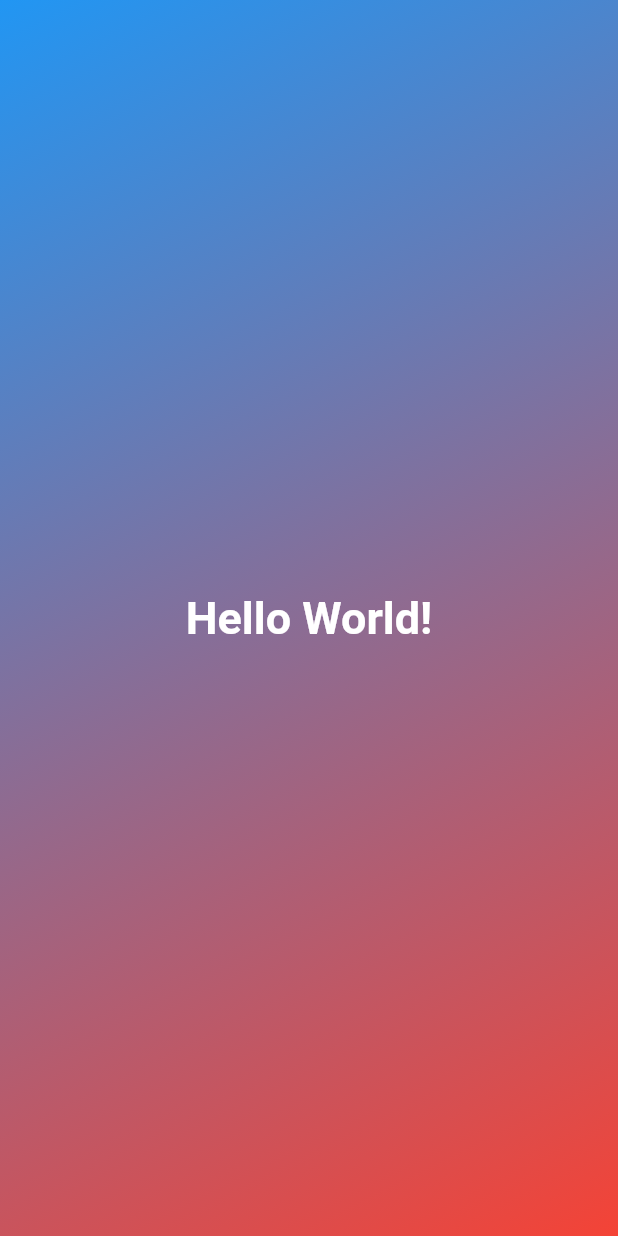
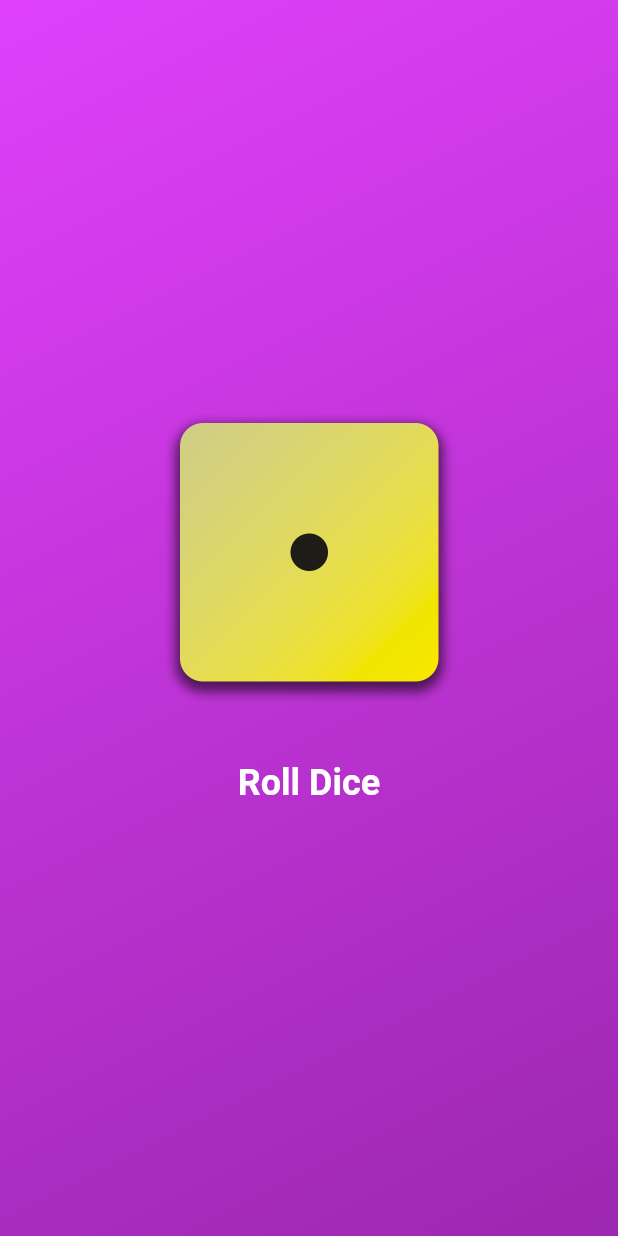
Before and after one commit to Mikjail/dice-roller-flutter, a Flutter app: the screen it shows after launch, on a phone screen of 412 x 824 dp. Run offline on Flutter 3.47's test engine with Material 2 defaults, Android fonts, the phone set to English and light mode, and no system bars.

Commit message:
states(dice-roller) - Learning how to extract and create statefull widgets

```diff
--- /dev/null
+++ b/lib/dice_roller.dart
@@ -0,0 +1,46 @@
+import 'package:flutter/material.dart';
+import 'package:of_card_match/styled_text.dart';
+import 'dart:math';
+
+final _randomizer = Random();
+
+class DiceRoller extends StatefulWidget {
+  const DiceRoller({super.key});
+
+  @override
+  State<DiceRoller> createState() => _DiceRollerState();
+}
+
+class _DiceRollerState extends State<DiceRoller> {
+  var currentRoll = 1;
+
+  void onPressed() {
+    setState(() {
+      currentRoll = _randomizer.nextInt(6) + 1;
+    });
+  }
+
+  @override
+  Widget build(BuildContext context) {
+    return Column(
+      mainAxisSize: MainAxisSize.min,
+      children: [
+        Image.asset(
+          'assets/images/dice-$currentRoll.png',
+          width: 200,
+          height: 200,
+        ),
+        const SizedBox(height: 20),
+        TextButton(
+            onPressed: onPressed,
+            style: TextButton.styleFrom(
+              padding: const EdgeInsets.symmetric(
+                vertical: 20,
+                horizontal: 40,
+              ),
+            ),
+            child: const StyledText('Roll Dice')),
+      ],
+    );
+  }
+}
--- /dev/null
+++ b/lib/home.dart
@@ -0,0 +1,24 @@
+import 'package:flutter/material.dart';
+import 'dice_roller.dart';
+
+class Home extends StatelessWidget {
+  const Home({super.key, required this.colors});
+
+  final List<Color> colors;
+
+  @override
+  Widget build(BuildContext context) {
+    return Container(
+      decoration: BoxDecoration(
+        gradient: LinearGradient(
+          colors: colors,
+          begin: Alignment.topLeft,
+          end: Alignment.bottomRight,
+        ),
+      ),
+      child: const Center(
+        child: DiceRoller(),
+      ),
+    );
+  }
+}
--- a/lib/main.dart
+++ b/lib/main.dart
@@ -1,4 +1,6 @@
 import 'package:flutter/material.dart';
+
+import 'package:of_card_match/home.dart';
 
 void main() => runApp(MyApp());
 
@@ -8,32 +10,11 @@ class MyApp extends StatelessWidget {
     return const MaterialApp(
       home: Scaffold(
         backgroundColor: Colors.black,
-        body: Home(),
-      ),
-    );
-  }
-}
-
-class Home extends StatelessWidget {
-  const Home({
-    super.key,
-  });
-
-  @override
-  Widget build(BuildContext context) {
-    return Container(
-      decoration: const BoxDecoration(
-        gradient: LinearGradient(
-          colors: [Colors.blue, Colors.red],
-          begin: Alignment.topLeft,
-          end: Alignment.bottomRight,
-        ),
-      ),
-      child: const Center(
-        child: Text(
-          'Hello World!',
-          style: TextStyle(
-              color: Colors.white, fontSize: 30, fontWeight: FontWeight.bold),
+        body: Home(
+          colors: [
+            Colors.purpleAccent,
+            Colors.purple,
+          ],
         ),
       ),
     );
--- /dev/null
+++ b/lib/styled_text.dart
@@ -0,0 +1,19 @@
+import 'package:flutter/material.dart';
+
+class StyledText extends StatelessWidget {
+  const StyledText(
+    this.text, {
+    super.key,
+  });
+
+  final String text;
+
+  @override
+  Widget build(BuildContext context) {
+    return Text(
+      text,
+      style: const TextStyle(
+          color: Colors.white, fontSize: 24, fontWeight: FontWeight.bold),
+    );
+  }
+}
```
Also changed, not shown: pubspec.yaml (+9 -5 lines), assets/images/dice-1.png (added), assets/images/dice-2.png (added), assets/images/dice-3.png (added), assets/images/dice-4.png (added), assets/images/dice-5.png (added), assets/images/dice-6.png (added), 1 other file.
